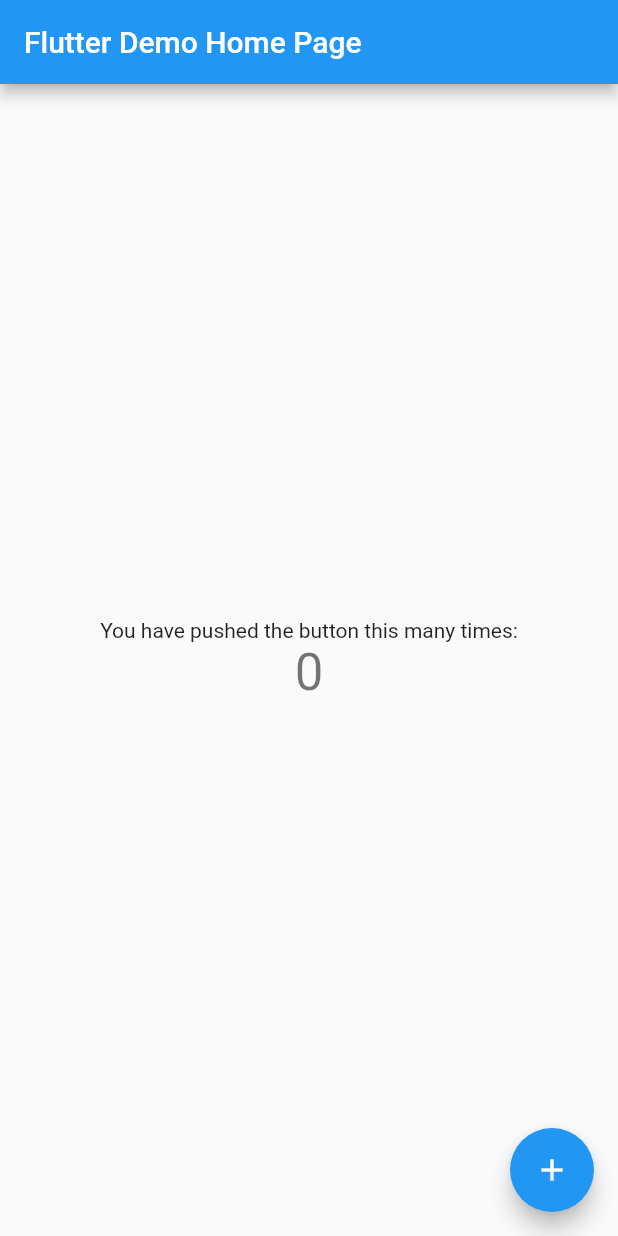
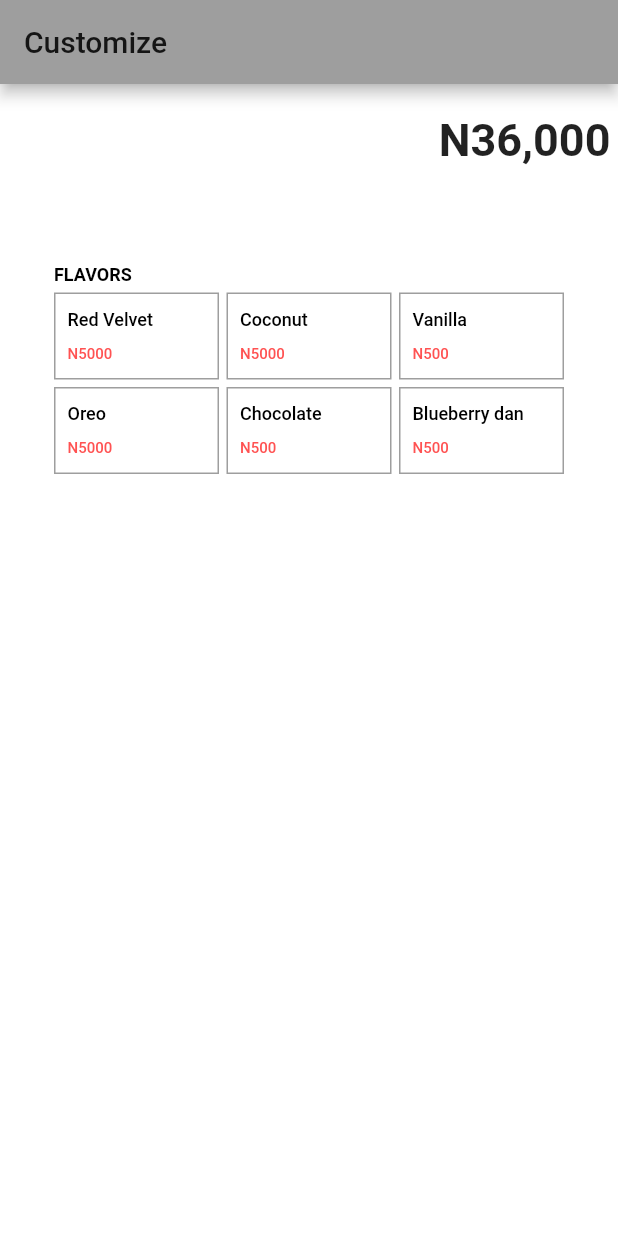
Before and after one commit to mujeex/flutter_fluffy, a Flutter app: the screen it shows after launch, on a phone screen of 412 x 824 dp. Run offline on Flutter 3.47's test engine with Material 2 defaults, Android fonts, the phone set to English and light mode, and no system bars.

Commit message:
feat: Add first selection row

```diff
--- /dev/null
+++ b/lib/constants.dart
@@ -0,0 +1,24 @@
+import 'package:flutter/material.dart';
+
+const kROW_HEADING_TEXT= TextStyle(
+  color: Colors.black,
+  fontSize: 12,
+  fontWeight: FontWeight.w600,
+);
+const kPRICE_TEXT_INACTIVE= TextStyle(
+  color: Colors.redAccent,
+  fontSize: 10,
+  fontWeight: FontWeight.w500,
+);
+
+const kPRICE_TEXT_ACTIVE= TextStyle(
+  color: Colors.red,
+  fontSize: 10,
+  fontWeight: FontWeight.w500,
+);
+
+const kOPTION_SELECTION_TEXT= TextStyle(
+  color: Colors.black,
+  fontSize: 12,
+  fontWeight: FontWeight.w500,
+);
--- a/lib/main.dart
+++ b/lib/main.dart
@@ -1,4 +1,5 @@
 import 'package:flutter/material.dart';
+import 'screens/customize_screen.dart';
 
 void main() => runApp(MyApp());
 
@@ -7,105 +8,12 @@ class MyApp extends StatelessWidget {
   @override
   Widget build(BuildContext context) {
     return MaterialApp(
+      debugShowCheckedModeBanner: false,
       title: 'Flutter Demo',
       theme: ThemeData(
-        // This is the theme of your application.
-        //
-        // Try running your application with "flutter run". You'll see the
-        // application has a blue toolbar. Then, without quitting the app, try
-        // changing the primarySwatch below to Colors.green and then invoke
-        // "hot reload" (press "r" in the console where you ran "flutter run",
-        // or simply save your changes to "hot reload" in a Flutter IDE).
-        // Notice that the counter didn't reset back to zero; the application
-        // is not restarted.
-        primarySwatch: Colors.blue,
+        primarySwatch: Colors.grey,
       ),
-      home: MyHomePage(title: 'Flutter Demo Home Page'),
+      home: CustomizeScreen(),
     );
   }
 }
-
-class MyHomePage extends StatefulWidget {
-  MyHomePage({Key key, this.title}) : super(key: key);
-
-  // This widget is the home page of your application. It is stateful, meaning
-  // that it has a State object (defined below) that contains fields that affect
-  // how it looks.
-
-  // This class is the configuration for the state. It holds the values (in this
-  // case the title) provided by the parent (in this case the App widget) and
-  // used by the build method of the State. Fields in a Widget subclass are
-  // always marked "final".
-
-  final String title;
-
-  @override
-  _MyHomePageState createState() => _MyHomePageState();
-}
-
-class _MyHomePageState extends State<MyHomePage> {
-  int _counter = 0;
-
-  void _incrementCounter() {
-    setState(() {
-      // This call to setState tells the Flutter framework that something has
-      // changed in this State, which causes it to rerun the build method below
-      // so that the display can reflect the updated values. If we changed
-      // _counter without calling setState(), then the build method would not be
-      // called again, and so nothing would appear to happen.
-      _counter++;
-    });
-  }
-
-  @override
-  Widget build(BuildContext context) {
-    // This method is rerun every time setState is called, for instance as done
-    // by the _incrementCounter method above.
-    //
-    // The Flutter framework has been optimized to make rerunning build methods
-    // fast, so that you can just rebuild anything that needs updating rather
-    // than having to individually change instances of widgets.
-    return Scaffold(
-      appBar: AppBar(
-        // Here we take the value from the MyHomePage object that was created by
-        // the App.build method, and use it to set our appbar title.
-        title: Text(widget.title),
-      ),
-      body: Center(
-        // Center is a layout widget. It takes a single child and positions it
-        // in the middle of the parent.
-        child: Column(
-          // Column is also a layout widget. It takes a list of children and
-          // arranges them vertically. By default, it sizes itself to fit its
-          // children horizontally, and tries to be as tall as its parent.
-          //
-          // Invoke "debug painting" (press "p" in the console, choose the
-          // "Toggle Debug Paint" action from the Flutter Inspector in Android
-          // Studio, or the "Toggle Debug Paint" command in Visual Studio Code)
-          // to see the wireframe for each widget.
-          //
-          // Column has various properties to control how it sizes itself and
-          // how it positions its children. Here we use mainAxisAlignment to
-          // center the children vertically; the main axis here is the vertical
-          // axis because Columns are vertical (the cross axis would be
-          // horizontal).
-          mainAxisAlignment: MainAxisAlignment.center,
-          children: <Widget>[
-            Text(
-              'You have pushed the button this many times:',
-            ),
-            Text(
-              '$_counter',
-              style: Theme.of(context).textTheme.display1,
-            ),
-          ],
-        ),
-      ),
-      floatingActionButton: FloatingActionButton(
-        onPressed: _incrementCounter,
-        tooltip: 'Increment',
-        child: Icon(Icons.add),
-      ), // This trailing comma makes auto-formatting nicer for build methods.
-    );
-  }
-}
--- /dev/null
+++ b/lib/screens/customize_screen.dart
@@ -0,0 +1,154 @@
+import 'package:flutter/material.dart';
+import 'package:flutter_fluffy/constants.dart';
+
+class CustomizeScreen extends StatefulWidget {
+  @override
+  _CustomizeScreenState createState() => _CustomizeScreenState();
+}
+
+class _CustomizeScreenState extends State<CustomizeScreen> {
+  @override
+  Widget build(BuildContext context) {
+    return Scaffold(
+      backgroundColor: Colors.white,
+      appBar: AppBar(
+        title: Text('Customize'),
+      ),
+      body: Container(
+        child: Column(
+          children: <Widget>[
+            Container(
+              padding: EdgeInsets.symmetric(horizontal: 5, vertical: 10),
+              alignment: AlignmentDirectional.topEnd,
+              margin: EdgeInsets.symmetric(vertical: 10, horizontal: 0),
+              child: Text(
+                'N36,000',
+                style: TextStyle(fontSize: 30, fontWeight: FontWeight.bold),
+              ),
+            ),
+//            Expanded(
+            ListView(
+              shrinkWrap: true,
+              padding: EdgeInsets.symmetric(horizontal: 10, vertical: 30),
+              children: <Widget>[
+                SelectionRow(),
+              ],
+            ),
+
+//            )
+          ],
+        ),
+      ),
+    );
+  }
+}
+
+class SelectionRow extends StatelessWidget {
+  const SelectionRow({
+    Key key,
+  }) : super(key: key);
+
+  @override
+  Widget build(BuildContext context) {
+    return Center(
+      child: Container(
+        margin: EdgeInsets.symmetric(vertical: 10 ),
+        child: Column(
+          crossAxisAlignment: CrossAxisAlignment.start,
+          children: <Widget>[
+            Container(
+              margin: EdgeInsets.symmetric(vertical: 5),
+              child: Text(
+                'FLAVORS',
+                style: kROW_HEADING_TEXT,
+              ),
+            ),
+            Wrap(
+              spacing: 5,
+              runSpacing: 5,
+              children: <Widget>[
+                SelectionItem(
+                  title: 'Red Velvet',
+                  price: 'N5000',
+                  onPressed: () {
+                    print('selected');
+                  },
+                ),
+                SelectionItem(
+                  title: 'Coconut',
+                  price: 'N5000',
+                  onPressed: () {
+                    print('selected');
+                  },
+                ),
+                SelectionItem(
+                  title: 'Vanilla',
+                  price: 'N500',
+                ),
+                SelectionItem(
+                  title: 'Oreo',
+                  price: 'N5000',
+                  onPressed: () {
+                    print('selected');
+                  },
+                ),
+                SelectionItem(
+                  title: 'Chocolate',
+                  price: 'N500',
+                ),
+                SelectionItem(
+                  title: 'Blueberry dan',
+                  price: 'N500',
+                )
+              ],
+            )
+          ],
+        ),
+      ),
+    );
+  }
+}
+
+class SelectionItem extends StatelessWidget {
+  SelectionItem({@required this.title, @required this.price, this.onPressed});
+
+  final String title;
+  final String price;
+  final Function onPressed;
+
+  @override
+  Widget build(BuildContext context) {
+    return FlatButton(
+      padding: EdgeInsets.all(0),
+      onPressed: onPressed,
+      child: Container(
+        margin: EdgeInsets.symmetric(vertical: 0, horizontal: 0),
+//        height: 60,
+        width: 110,
+        padding: EdgeInsets.fromLTRB(8, 10, 2, 10),
+        decoration: BoxDecoration(
+          border: Border.all(
+            color: Colors.grey,
+            width: 1,
+          ),
+        ),
+        child: Column(
+          crossAxisAlignment: CrossAxisAlignment.start,
+          children: <Widget>[
+            Text(
+              title,
+              style: kOPTION_SELECTION_TEXT,
+            ),
+            SizedBox(
+              height: 10,
+            ),
+            Text(
+              price,
+              style: kPRICE_TEXT_INACTIVE,
+            )
+          ],
+        ),
+      ),
+    );
+  }
+}
```
